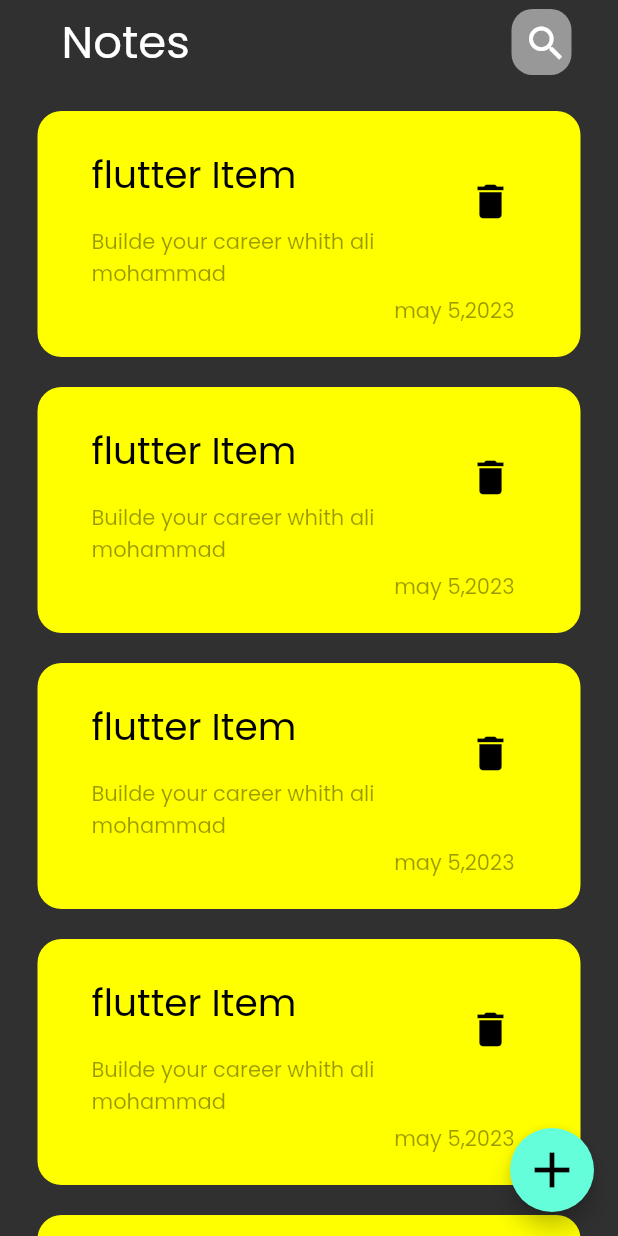
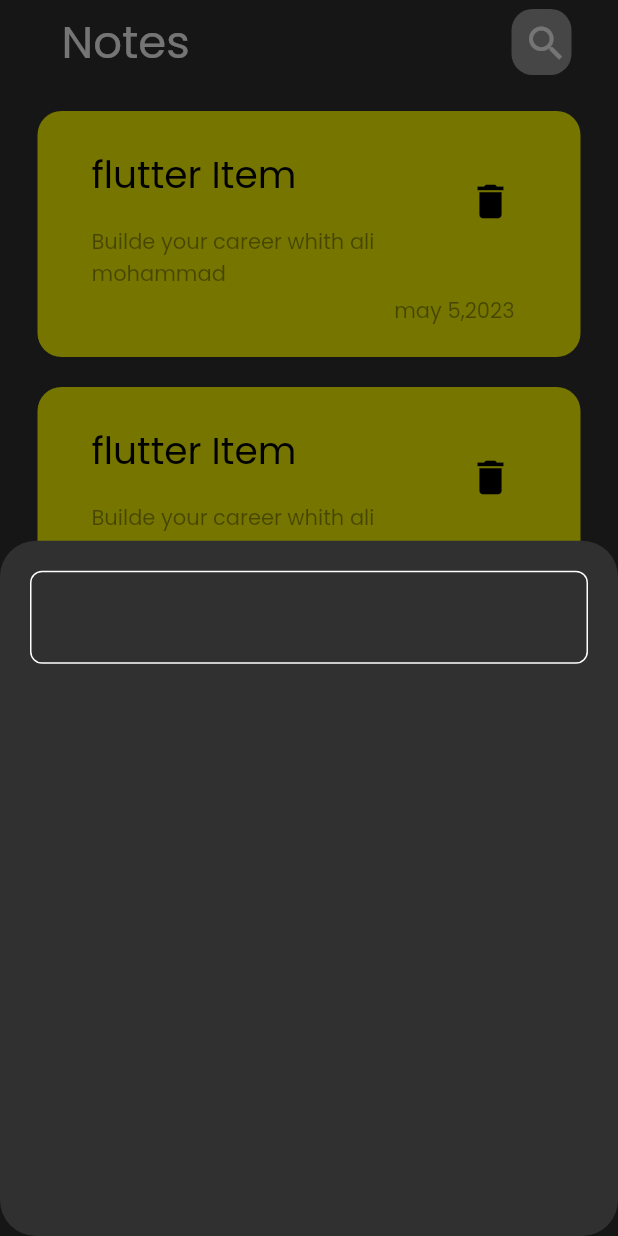
Before and after one commit to alimohammad88442/note_app, a Flutter app: the screen it shows after launch, after a tap on the "add" icon, on a phone screen of 412 x 824 dp. Run offline on Flutter 3.47's test engine with Material 2 defaults, Android fonts, the phone set to English and light mode, and no system bars.

Commit message:
creat custom text field

```diff
--- /dev/null
+++ b/lib/constantes.dart
@@ -0,0 +1,3 @@
+import 'package:flutter/material.dart';
+
+const kprimarycolor =  Color(0Xff62FCD7);
--- /dev/null
+++ b/lib/customs_widgets/add_note_bottom_sheet.dart
@@ -0,0 +1,18 @@
+import 'package:flutter/material.dart';
+import 'package:notsapp/customs_widgets/custom_text_field.dart';
+
+class AddNoateBottomSheet extends StatelessWidget {
+  const AddNoateBottomSheet({super.key});
+
+  @override
+  Widget build(BuildContext context) {
+    return const Padding(
+      padding:  EdgeInsets.all(20.0),
+      child:  Column(
+        children: [
+          CustomTextField()
+        ],
+      ),
+    ) ;
+  }
+}
--- /dev/null
+++ b/lib/customs_widgets/custom_text_field.dart
@@ -0,0 +1,25 @@
+import 'package:flutter/material.dart';
+import 'package:notsapp/constantes.dart';
+
+class CustomTextField extends StatelessWidget {
+  const CustomTextField({super.key});
+
+  @override
+  Widget build(BuildContext context) {
+    return TextField(
+      cursorColor: kprimarycolor,
+      decoration: InputDecoration(
+        border: outlineborder(),
+        enabledBorder: outlineborder(),
+        focusedBorder: outlineborder(kprimarycolor),
+      ),
+    );
+  }
+
+  OutlineInputBorder outlineborder([Color]) {
+    return OutlineInputBorder(
+        borderRadius: BorderRadius.circular(8),
+        borderSide: BorderSide(color:Color?? Colors.white)
+      );
+  }
+}
--- a/lib/views/notes_view.dart
+++ b/lib/views/notes_view.dart
@@ -1,4 +1,5 @@
 import 'package:flutter/material.dart';
+import 'package:notsapp/customs_widgets/add_note_bottom_sheet.dart';
 import 'package:notsapp/customs_widgets/custom_appbar.dart';
 
 import '../customs_widgets/notes_list_view.dart';
@@ -9,10 +10,6 @@ class NotesView extends StatelessWidget {
   @override
   Widget build(BuildContext context) {
     return Scaffold(
-      floatingActionButton: FloatingActionButton(
-        onPressed: () {},
-        child:  const Icon(Icons.add , size: 40,),
-      ),
       appBar: const CustomAppBar(
         appBartext: 'Notes',
         appbaricon: Icon(
@@ -21,6 +18,22 @@ class NotesView extends StatelessWidget {
           size: 30,
         ),
       ),
+      floatingActionButton: FloatingActionButton(
+        onPressed: () {
+          showModalBottomSheet(
+              shape: RoundedRectangleBorder(
+                borderRadius: BorderRadius.circular(24),
+              ),
+              context: context,
+              builder: (context) {
+                return const AddNoateBottomSheet();
+              });
+        },
+        child: const Icon(
+          Icons.add,
+          size: 40,
+        ),
+      ),
       body: const Column(
         children: [Expanded(child: NotesListview())],
       ),
```
